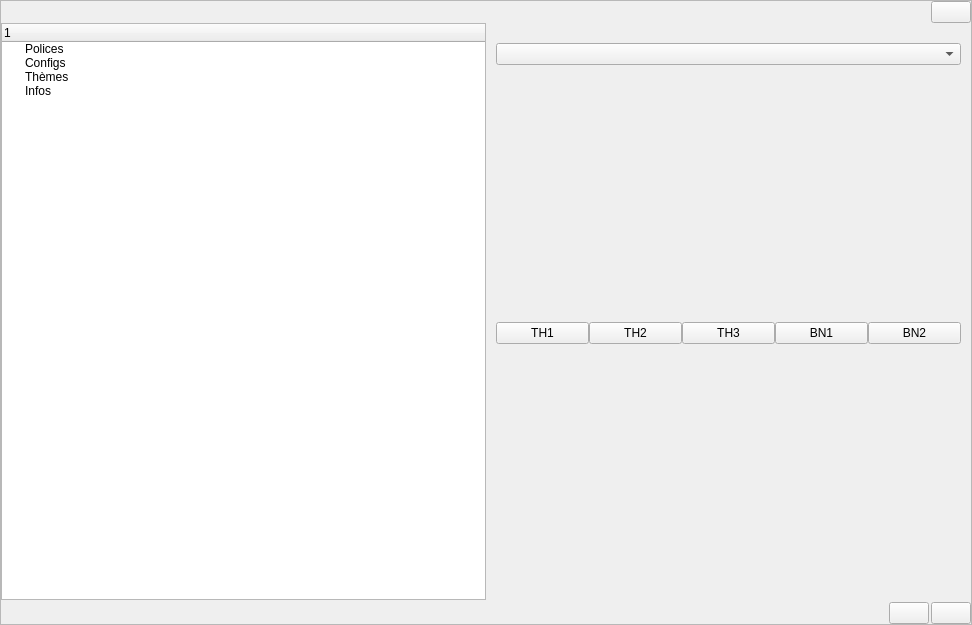
Old version of the form src/gui/Dlg/option.ui in the repository LaM0uette/PySide6_Blank_Project_demo.
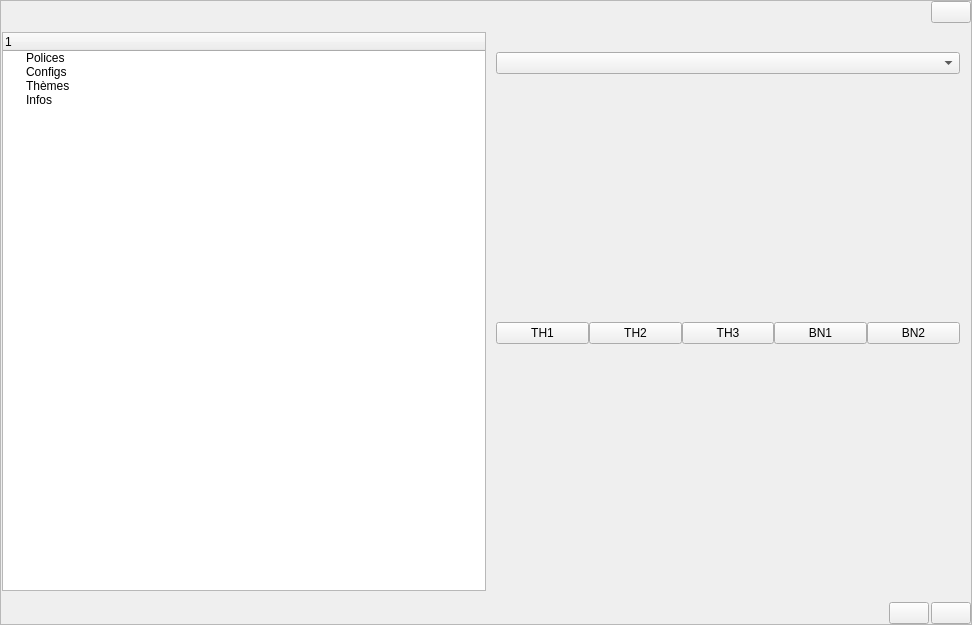
New version of the form.

The edit to the form file:
```diff
--- a/src/gui/Dlg/option.ui
+++ b/src/gui/Dlg/option.ui
@@ -107,15 +107,16 @@
        </widget>
       </item>
       <item>
+       <widget class="QFrame" name="fr_body">
        <layout class="QHBoxLayout" name="hlay_opt_body">
         <property name="spacing">
          <number>0</number>
         </property>
         <property name="leftMargin">
-         <number>0</number>
+          <number>1</number>
         </property>
         <property name="rightMargin">
-         <number>0</number>
+          <number>1</number>
         </property>
         <item>
          <widget class="QTreeWidget" name="trw_option">
@@ -740,6 +741,7 @@
          </widget>
         </item>
        </layout>
+       </widget>
       </item>
       <item>
        <widget class="QFrame" name="fr_opt_bottom">
```
Lines whose indentation alone changed are shown as unchanged.
